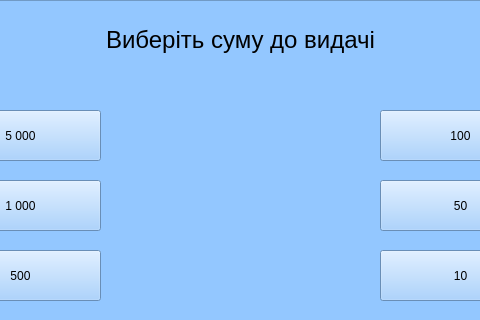
TheBiggestDaddy/ATM, file classes/gui/Cashing.ui: the form before one commit; both pictures show x 90 to 570 and y 0 to 320 of the 660 by 420 pixel window.
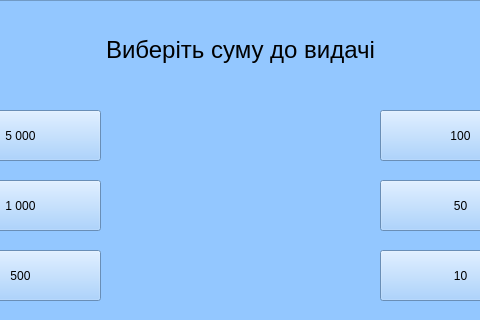
The form after the commit. Icons and pictures are not drawn.

The edit to the form file:
```diff
--- a/classes/gui/Cashing.ui
+++ b/classes/gui/Cashing.ui
@@ -154,7 +154,7 @@
    <property name="geometry">
     <rect>
      <x>190</x>
-     <y>10</y>
+     <y>20</y>
      <width>281</width>
      <height>61</height>
     </rect>
```
